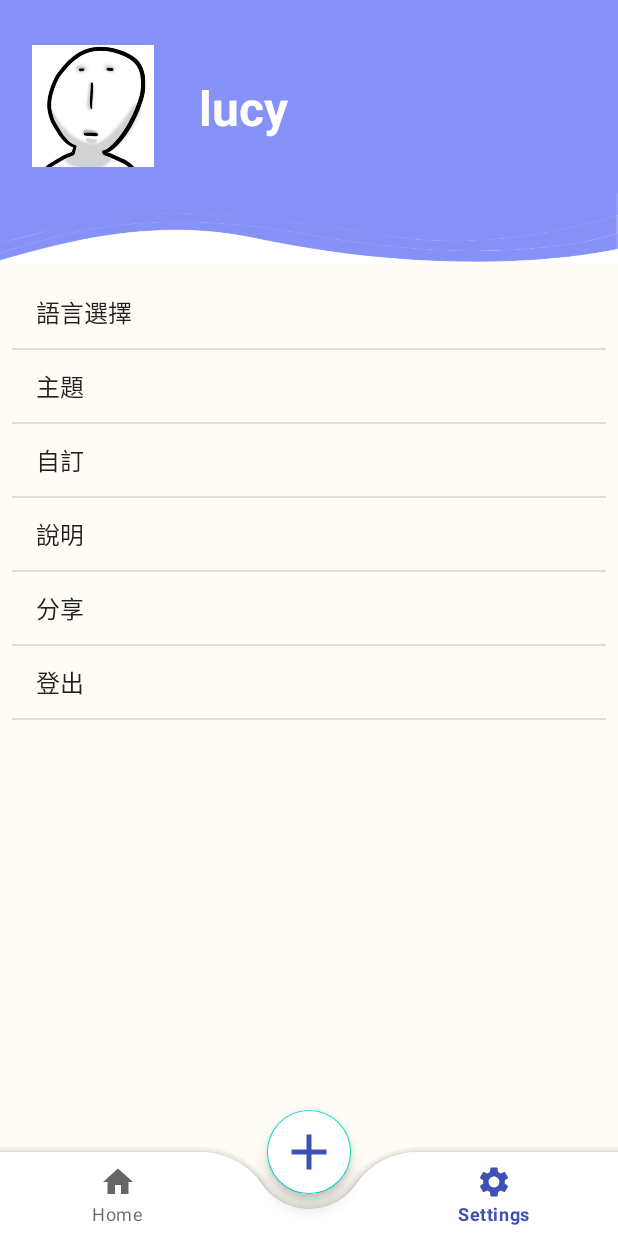
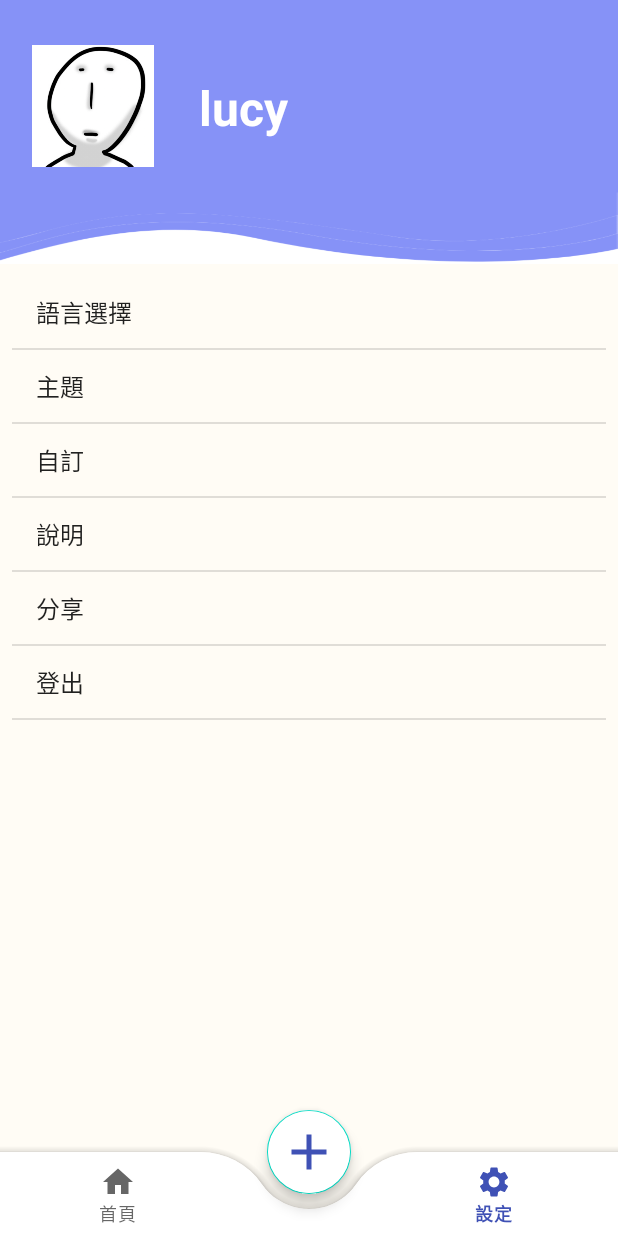
Before and after one commit to Luin1223/Bottom_Navigation, an Android app: the MainHome screen opened directly, with no data from a screen before it, item 3 of the bottom bar chosen, on a phone screen of 412 x 824 dp. Run offline under Robolectric (Android 15) with nearby library versions, the phone set to English and light mode, and no system bars; our stand-ins replace Firebase (no records; nobody signed in at launch, a user with empty details on screens opened directly), data binding.

```diff
--- a/app/src/main/res/layout/activity_finish.xml
+++ b/app/src/main/res/layout/activity_finish.xml
@@ -17,7 +17,7 @@
         android:layout_width="match_parent"
         android:layout_height="wrap_content"
         android:layout_marginTop="8dp"
-        android:text="已完成"
+        android:text="@string/completed"
         android:textSize="30dp"
         android:gravity="center"
         android:textStyle="bold" />
--- a/app/src/main/res/menu/bottom_menu.xml
+++ b/app/src/main/res/menu/bottom_menu.xml
@@ -3,7 +3,7 @@
 
     <item
         android:id="@+id/home"
-        android:title="Home"
+        android:title="@string/home"
         android:icon="@drawable/baseline_home_24"/>
 
 
@@ -15,7 +15,7 @@
 
     <item
         android:id="@+id/nav_settings"
-        android:title="Settings"
+        android:title="@string/settings"
         android:icon="@drawable/baseline_settings_24"/>
 
 </menu>
--- a/app/src/main/res/values/strings.xml
+++ b/app/src/main/res/values/strings.xml
@@ -31,5 +31,7 @@
     <string name="yes">是</string>
     <string name="no">否</string>
     <string name="completed">已完成</string>
+    <string name="home">首頁</string>
+    <string name="settings">設定</string>
 
 </resources>
```
Also changed, not shown: app/src/main/java/com/example/bottomnavigation/LibraryFragment.java (+22 -2 lines), 3 other files.
